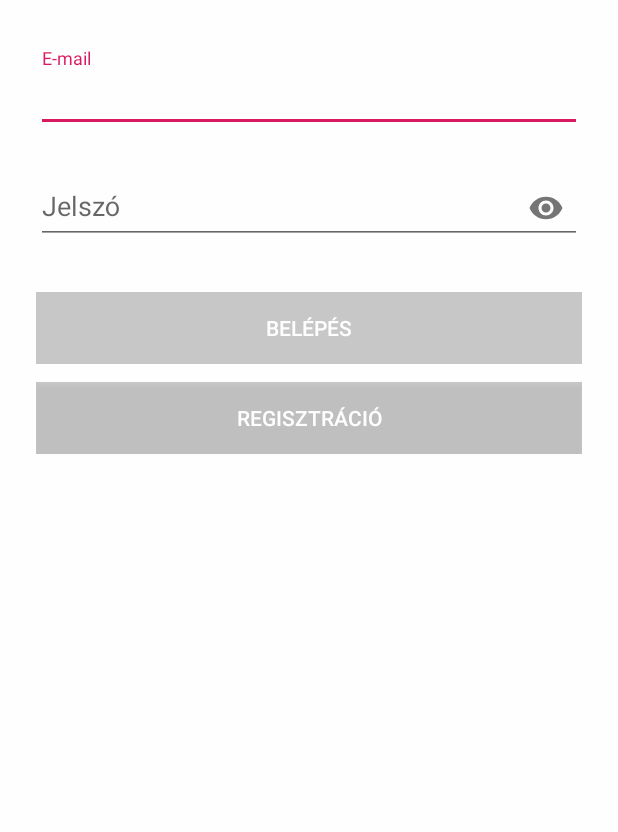
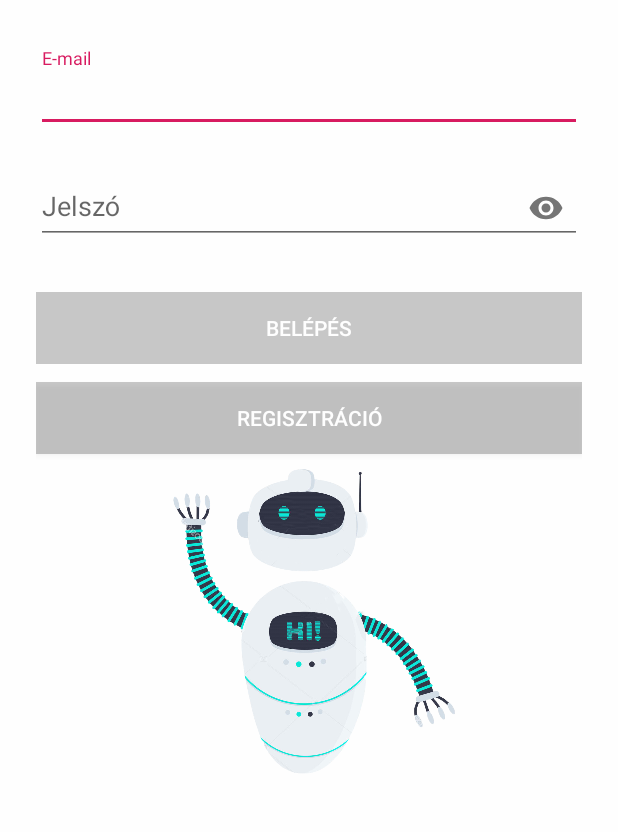
Before and after one commit to pirosgyb2/BankToTheFuture, an Android app: the screen it shows after launch (LoginActivity), on a phone screen of 412 x 824 dp, the part 303-1135 px from its top. Run offline under Robolectric (Android 15) with nearby library versions, the light colour scheme and no system bars; our stand-ins replace Firebase (no records; nobody signed in at launch, a user with empty details on screens opened directly), Shimmer.

Commit message:
with robot

```diff
--- a/app/src/main/res/layout/activity_login.xml
+++ b/app/src/main/res/layout/activity_login.xml
@@ -119,6 +119,13 @@
             app:strokeWidth="2dp"
             />
 
+        <ImageView
+            android:layout_width="209dp"
+            android:layout_height="224dp"
+            android:layout_gravity="center_horizontal"
+            android:layout_marginBottom="24dp"
+            android:src="@drawable/robot" />
+
     </LinearLayout>
 
 </ScrollView>
```
Also changed, not shown: app/src/main/res/drawable/robot.png (added).
